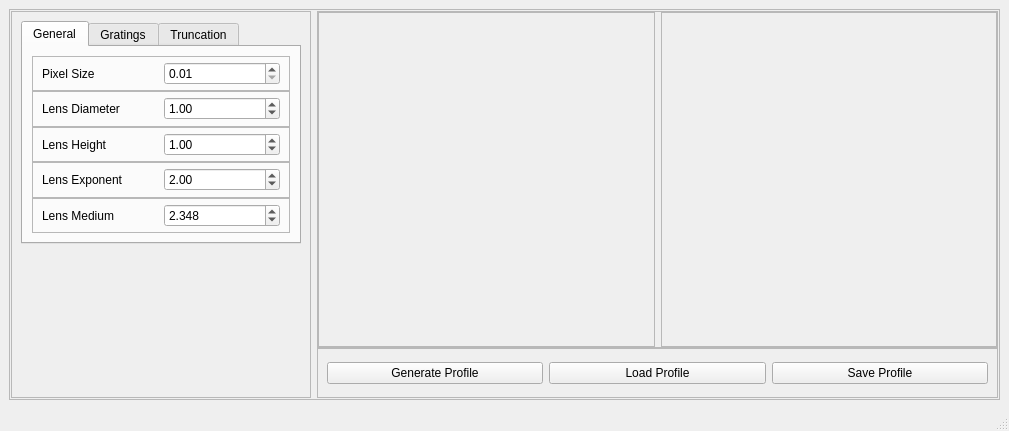
Before: the Qt Designer form src/lens_simulation/UI/qtdesigner_files/LensCreator.ui in DeMarcoLab/juno, drawn with Qt 5.
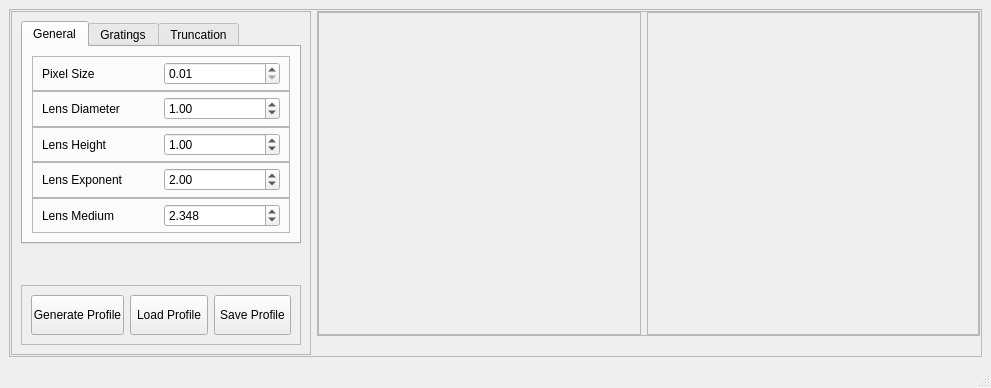
After: the same form once the commit is applied.

The edit to the form file:
```diff
--- a/src/lens_simulation/UI/qtdesigner_files/LensCreator.ui
+++ b/src/lens_simulation/UI/qtdesigner_files/LensCreator.ui
@@ -6,8 +6,8 @@
    <rect>
     <x>0</x>
     <y>0</y>
-    <width>1009</width>
-    <height>431</height>
+    <width>991</width>
+    <height>388</height>
    </rect>
   </property>
   <property name="windowTitle">
@@ -69,8 +69,27 @@
           <enum>QFrame::Raised</enum>
          </property>
          <layout class="QGridLayout" name="gridLayout_5">
+          <item row="1" column="0">
+           <spacer name="verticalSpacer_General">
+            <property name="orientation">
+             <enum>Qt::Vertical</enum>
+            </property>
+            <property name="sizeHint" stdset="0">
+             <size>
+              <width>20</width>
+              <height>40</height>
+             </size>
+            </property>
+           </spacer>
+          </item>
           <item row="0" column="0">
            <widget class="QTabWidget" name="tabWidget">
+            <property name="sizePolicy">
+             <sizepolicy hsizetype="Expanding" vsizetype="Minimum">
+              <horstretch>0</horstretch>
+              <verstretch>0</verstretch>
+             </sizepolicy>
+            </property>
             <property name="currentIndex">
              <number>0</number>
             </property>
@@ -245,7 +264,7 @@
                  <item>
                   <widget class="QDoubleSpinBox" name="doubleSpinBox_LensExponent">
                    <property name="maximum">
-                    <double>3.000000000000000</double>
+                    <double>99.000000000000000</double>
                    </property>
                    <property name="singleStep">
                     <double>0.100000000000000</double>
@@ -432,18 +451,101 @@
             </widget>
            </widget>
           </item>
-          <item row="1" column="0">
-           <spacer name="verticalSpacer_General">
-            <property name="orientation">
-             <enum>Qt::Vertical</enum>
-            </property>
-            <property name="sizeHint" stdset="0">
+          <item row="2" column="0">
+           <widget class="QFrame" name="frame_Buttons">
+            <property name="maximumSize">
              <size>
-              <width>20</width>
-              <height>40</height>
+              <width>16777215</width>
+              <height>70</height>
              </size>
             </property>
-           </spacer>
+            <property name="frameShape">
+             <enum>QFrame::StyledPanel</enum>
+            </property>
+            <property name="frameShadow">
+             <enum>QFrame::Raised</enum>
+            </property>
+            <layout class="QHBoxLayout" name="horizontalLayout">
+             <property name="spacing">
+              <number>6</number>
+             </property>
+             <item>
+              <widget class="QPushButton" name="pushButton_GenerateProfile">
+               <property name="sizePolicy">
+                <sizepolicy hsizetype="Preferred" vsizetype="Fixed">
+                 <horstretch>0</horstretch>
+                 <verstretch>0</verstretch>
+                </sizepolicy>
+               </property>
+               <property name="minimumSize">
+                <size>
+                 <width>60</width>
+                 <height>40</height>
+                </size>
+               </property>
+               <property name="maximumSize">
+                <size>
+                 <width>100</width>
+                 <height>50</height>
+                </size>
+               </property>
+               <property name="text">
+                <string>Generate Profile</string>
+               </property>
+              </widget>
+             </item>
+             <item>
+              <widget class="QPushButton" name="pushButton_LoadProfile">
+               <property name="sizePolicy">
+                <sizepolicy hsizetype="Preferred" vsizetype="Fixed">
+                 <horstretch>0</horstretch>
+                 <verstretch>0</verstretch>
+                </sizepolicy>
+               </property>
+               <property name="minimumSize">
+                <size>
+                 <width>60</width>
+                 <height>40</height>
+                </size>
+               </property>
+               <property name="maximumSize">
+                <size>
+                 <width>100</width>
+                 <height>50</height>
+                </size>
+               </property>
+               <property name="text">
+                <string>Load Profile</string>
+               </property>
+              </widget>
+             </item>
+             <item>
+              <widget class="QPushButton" name="pushButton_SaveProfile">
+               <property name="sizePolicy">
+                <sizepolicy hsizetype="Preferred" vsizetype="Fixed">
+                 <horstretch>0</horstretch>
+                 <verstretch>0</verstretch>
+                </sizepolicy>
+               </property>
+               <property name="minimumSize">
+                <size>
+                 <width>60</width>
+                 <height>40</height>
+                </size>
+               </property>
+               <property name="maximumSize">
+                <size>
+                 <width>100</width>
+                 <height>50</height>
+                </size>
+               </property>
+               <property name="text">
+                <string>Save Profile</string>
+               </property>
+              </widget>
+             </item>
+            </layout>
+           </widget>
           </item>
          </layout>
         </widget>
@@ -552,45 +654,6 @@
          </layout>
         </widget>
        </item>
-       <item row="1" column="1">
-        <widget class="QFrame" name="frame_Buttons">
-         <property name="maximumSize">
-          <size>
-           <width>16777215</width>
-           <height>50</height>
-          </size>
-         </property>
-         <property name="frameShape">
-          <enum>QFrame::StyledPanel</enum>
-         </property>
-         <property name="frameShadow">
-          <enum>QFrame::Raised</enum>
-         </property>
-         <layout class="QHBoxLayout" name="horizontalLayout">
-          <item>
-           <widget class="QPushButton" name="pushButton_GenerateProfile">
-            <property name="text">
-             <string>Generate Profile</string>
-            </property>
-           </widget>
-          </item>
-          <item>
-           <widget class="QPushButton" name="pushButton_LoadProfile">
-            <property name="text">
-             <string>Load Profile</string>
-            </property>
-           </widget>
-          </item>
-          <item>
-           <widget class="QPushButton" name="pushButton_SaveProfile">
-            <property name="text">
-             <string>Save Profile</string>
-            </property>
-           </widget>
-          </item>
-         </layout>
-        </widget>
-       </item>
       </layout>
      </widget>
     </item>
@@ -601,7 +664,7 @@
     <rect>
      <x>0</x>
      <y>0</y>
-     <width>1009</width>
+     <width>991</width>
      <height>21</height>
     </rect>
    </property>
```
